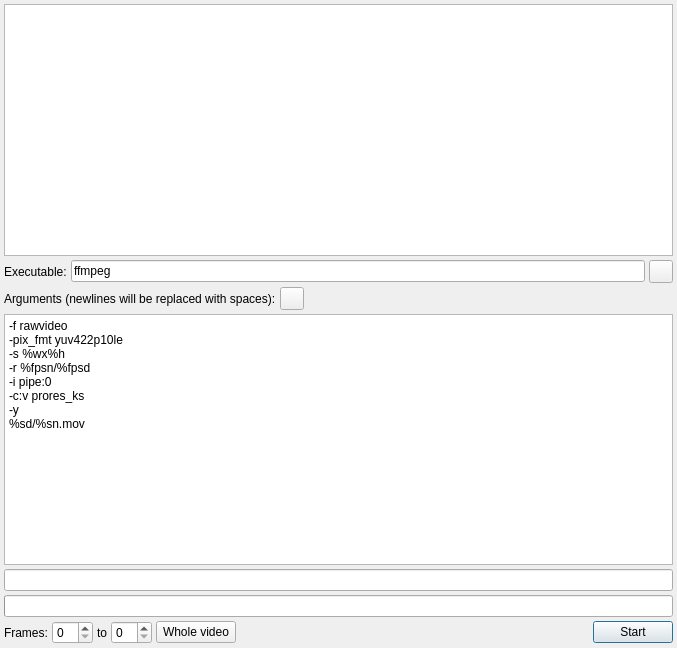
Above: src/frame_consumers/encode_dialog.ui from YomikoR/VapourSynth-Editor before the change. Below: the same form after it.
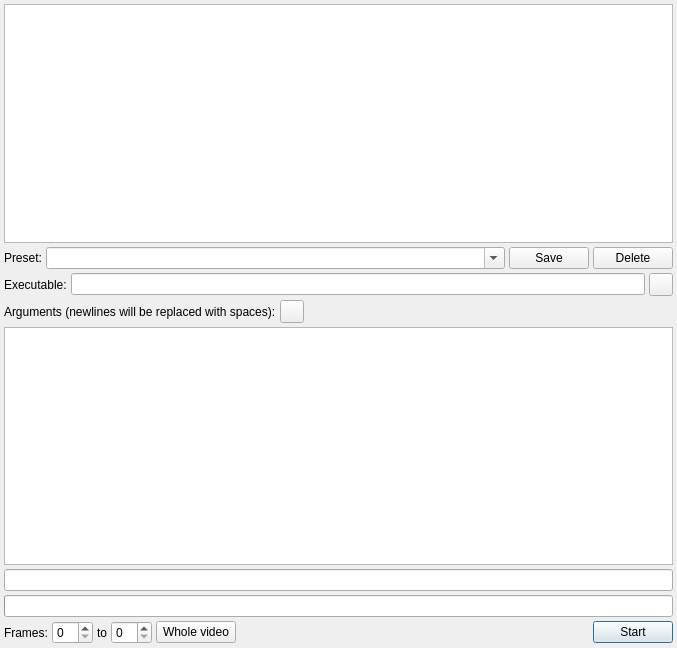
That is the form after the change.

Commit message: Encoding presets implemented.

What changed in the file:
```diff
--- a/src/frame_consumers/encode_dialog.ui
+++ b/src/frame_consumers/encode_dialog.ui
@@ -39,6 +39,50 @@
      </property>
     </widget>
    </item>
+   <item>
+    <layout class="QHBoxLayout" name="horizontalLayout_4">
+     <property name="spacing">
+      <number>4</number>
+     </property>
+     <item>
+      <widget class="QLabel" name="encodingPresetLabel">
+       <property name="text">
+        <string>Preset:</string>
+       </property>
+      </widget>
+     </item>
+     <item>
+      <widget class="QComboBox" name="encodingPresetComboBox">
+       <property name="sizePolicy">
+        <sizepolicy hsizetype="Expanding" vsizetype="Fixed">
+         <horstretch>0</horstretch>
+         <verstretch>0</verstretch>
+        </sizepolicy>
+       </property>
+       <property name="editable">
+        <bool>true</bool>
+       </property>
+       <property name="insertPolicy">
+        <enum>QComboBox::NoInsert</enum>
+       </property>
+      </widget>
+     </item>
+     <item>
+      <widget class="QPushButton" name="encodingPresetSaveButton">
+       <property name="text">
+        <string>Save</string>
+       </property>
+      </widget>
+     </item>
+     <item>
+      <widget class="QPushButton" name="encodingPresetDeleteButton">
+       <property name="text">
+        <string>Delete</string>
+       </property>
+      </widget>
+     </item>
+    </layout>
+   </item>
    <item>
     <layout class="QHBoxLayout" name="horizontalLayout_2">
      <property name="spacing">
@@ -54,7 +98,7 @@
      <item>
       <widget class="QLineEdit" name="executablePathEdit">
        <property name="text">
-        <string>ffmpeg</string>
+        <string/>
        </property>
       </widget>
      </item>
@@ -101,14 +145,7 @@
    <item>
     <widget class="QPlainTextEdit" name="argumentsTextEdit">
      <property name="plainText">
-      <string>-f rawvideo
--pix_fmt yuv422p10le
--s %wx%h
--r %fpsn/%fpsd
--i pipe:0
--c:v prores_ks
--y
-%sd/%sn.mov</string>
+      <string/>
      </property>
     </widget>
    </item>
```
The commit also changes 4 other files.
